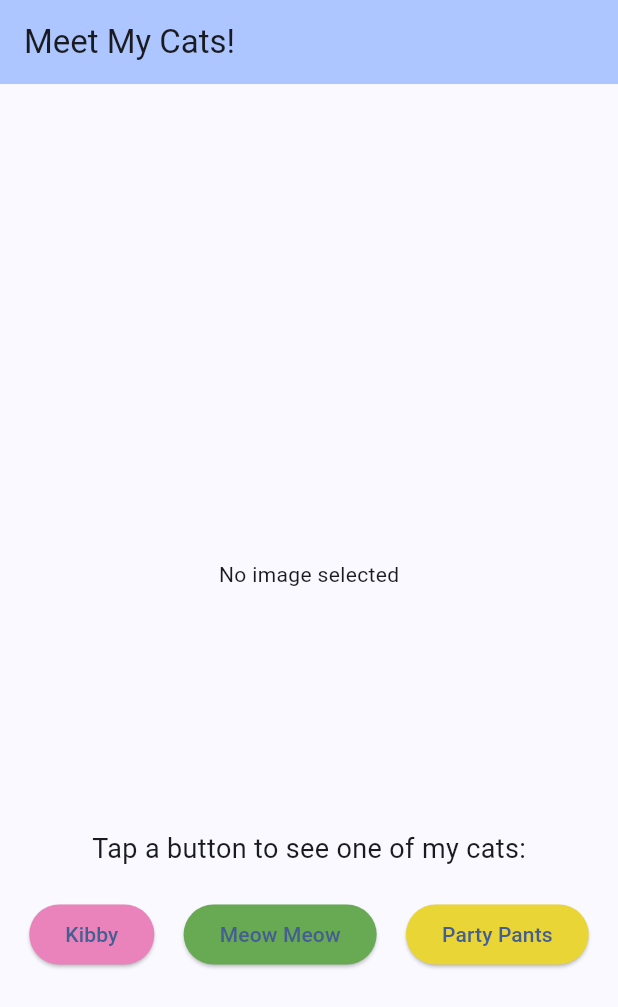
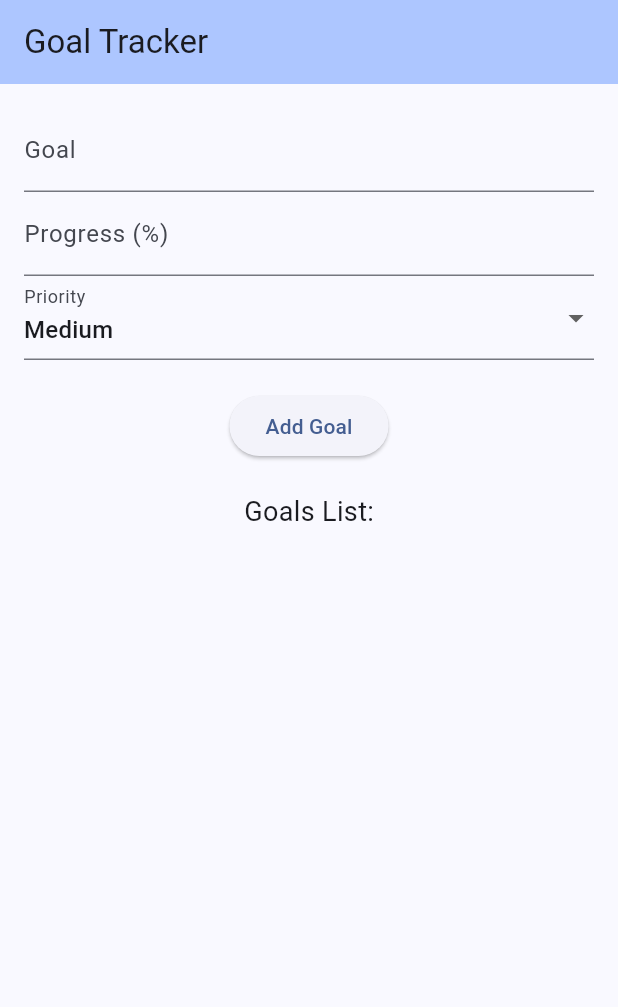
Before and after one commit to madisonewebb/CINS-467-FA-2024, a Flutter app: the screen it shows after launch, on a phone screen of 412 x 824 dp. Shown: the top 1007 px of the screen. Run offline on Flutter 3.47's test engine with Material 3 defaults, Android fonts, the phone set to English and light mode, and no system bars; our stand-ins replace shared_preferences.

Commit message:
Finished Assignment 4

```diff
--- a/testapp01/lib/main.dart
+++ b/testapp01/lib/main.dart
@@ -1,53 +1,68 @@
 import 'package:flutter/material.dart';
+import 'package:shared_preferences/shared_preferences.dart';
 
 void main() {
-  runApp(const MyApp());
+  runApp(const GoalTrackerApp());
 }
 
-class MyApp extends StatelessWidget {
-  const MyApp({super.key});
+class GoalTrackerApp extends StatelessWidget {
+  const GoalTrackerApp({super.key});
 
   @override
   Widget build(BuildContext context) {
     return MaterialApp(
-      title: 'My Cats',
+      title: 'Goal Tracker',
       theme: ThemeData(
         useMaterial3: true,
         colorScheme: ColorScheme.fromSeed(seedColor: Colors.blueAccent),
       ),
-      home: const MyHomePage(title: 'Meet My Cats!'),
+      home: const GoalTrackerPage(),
     );
   }
 }
 
-class MyHomePage extends StatefulWidget {
-  const MyHomePage({super.key, required this.title});
-
-  final String title;
+class GoalTrackerPage extends StatefulWidget {
+  const GoalTrackerPage({super.key});
 
   @override
-  State<MyHomePage> createState() => _MyHomePageState();
+  State<GoalTrackerPage> createState() => _GoalTrackerPageState();
 }
 
-class _MyHomePageState extends State<MyHomePage> {
-  String? _currentCat; // No image initially
+class _GoalTrackerPageState extends State<GoalTrackerPage> {
+  final _formKey = GlobalKey<FormState>();
+  String _goal = '';
+  int _progress = 0;
+  String _priority = 'Medium';
+  List<String> _goals = [];
 
-  void _showKibby() {
+  @override
+  void initState() {
+    super.initState();
+    _loadGoals();
+  }
+
+  // Load goals from shared preferences
+  Future<void> _loadGoals() async {
+    final prefs = await SharedPreferences.getInstance();
     setState(() {
-      _currentCat = 'assets/images/kibby.jpg';
+      _goals = prefs.getStringList('goals') ?? [];
     });
   }
 
-  void _showMeowMeow() {
-    setState(() {
-      _currentCat = 'assets/images/meowmeow.jpg';
-    });
+  // Save goals to shared preferences
+  Future<void> _saveGoal() async {
+    final prefs = await SharedPreferences.getInstance();
+    _goals.add('Goal: $_goal, Progress: $_progress%, Priority: $_priority');
+    await prefs.setStringList('goals', _goals);
+    _loadGoals();
   }
 
-  void _showPartyPants() {
-    setState(() {
-      _currentCat = 'assets/images/partypants.jpg';
-    });
+  // Form submission
+  void _submitForm() {
+    if (_formKey.currentState!.validate()) {
+      _formKey.currentState!.save();
+      _saveGoal();
+    }
   }
 
   @override
@@ -55,55 +70,76 @@
     return Scaffold(
       appBar: AppBar(
         backgroundColor: Theme.of(context).colorScheme.inversePrimary,
-        title: Text(widget.title),
+        title: const Text('Goal Tracker'),
       ),
-      body: Column(
-        mainAxisAlignment: MainAxisAlignment.center,
-        children: <Widget>[
-          _currentCat != null
-              ? Image.asset(
-                  _currentCat!, // Display the selected cat image
-                  width: 300,
-                  height: 300,
-                  fit: BoxFit.cover,
-                )
-              : const SizedBox(
-                  height: 300,
-                  child: Center(child: Text('No image selected')),
-                ),
-          const SizedBox(height: 20),
-          const Text(
-            'Tap a button to see one of my cats:',
-            style: TextStyle(fontSize: 18),
-          ),
-          const SizedBox(height: 20),
-          Row(
-            mainAxisAlignment: MainAxisAlignment.spaceEvenly,
-            children: <Widget>[
-              ElevatedButton(
-                onPressed: _showKibby,
-                style: ElevatedButton.styleFrom(
-                  backgroundColor: const Color.fromARGB(255, 234, 131, 188),
-                ),
-                child: const Text('Kibby'),
+      body: Padding(
+        padding: const EdgeInsets.all(16.0),
+        child: Column(
+          mainAxisAlignment: MainAxisAlignment.start,
+          children: [
+            Form(
+              key: _formKey,
+              child: Column(
+                children: [
+                  TextFormField(
+                    decoration: const InputDecoration(labelText: 'Goal'),
+                    onSaved: (value) => _goal = value!,
+                    validator: (value) {
+                      if (value == null || value.isEmpty) {
+                        return 'Please enter a goal';
+                      }
+                      return null;
+                    },
+                  ),
+                  TextFormField(
+                    decoration:
+                        const InputDecoration(labelText: 'Progress (%)'),
+                    keyboardType: TextInputType.number,
+                    onSaved: (value) => _progress = int.parse(value!),
+                    validator: (value) {
+                      if (value == null || value.isEmpty) {
+                        return 'Please enter your progress';
+                      }
+                      if (int.tryParse(value) == null ||
+                          int.parse(value) < 0 ||
+                          int.parse(value) > 100) {
+                        return 'Please enter a valid number (0-100)';
+                      }
+                      return null;
+                    },
+                  ),
+                  DropdownButtonFormField<String>(
+                    value: _priority,
+                    items: const [
+                      DropdownMenuItem(value: 'Low', child: Text('Low')),
+                      DropdownMenuItem(value: 'Medium', child: Text('Medium')),
+                      DropdownMenuItem(value: 'High', child: Text('High')),
+                    ],
+                    onChanged: (value) => setState(() => _priority = value!),
+                    decoration: const InputDecoration(labelText: 'Priority'),
+                  ),
+                  const SizedBox(height: 20),
+                  ElevatedButton(
+                    onPressed: _submitForm,
+                    child: const Text('Add Goal'),
+                  ),
+                ],
               ),
-              ElevatedButton(
-                onPressed: _showMeowMeow,
-                style: ElevatedButton.styleFrom(
-                  backgroundColor: const Color.fromARGB(255, 104, 169, 84),
-                ),
-                child: const Text('Meow Meow'),
+            ),
+            const SizedBox(height: 20),
+            const Text('Goals List:', style: TextStyle(fontSize: 18)),
+            Expanded(
+              child: ListView.builder(
+                itemCount: _goals.length,
+                itemBuilder: (context, index) {
+                  return ListTile(
+                    title: Text(_goals[index]),
+                  );
+                },
               ),
-              ElevatedButton(
-                onPressed: _showPartyPants,
-                style: ElevatedButton.styleFrom(
-                  backgroundColor: const Color.fromARGB(255, 234, 213, 55),
-                ),
-                child: const Text('Party Pants'),
-              ),
-            ],
-          ),
-        ],
+            ),
+          ],
+        ),
       ),
     );
   }
--- a/testapp01/pubspec.yaml
+++ b/testapp01/pubspec.yaml
@@ -30,6 +30,7 @@ environment:
 dependencies:
   flutter:
     sdk: flutter
+  shared_preferences: ^2.1.0
 
 
   # The following adds the Cupertino Icons font to your application.
```
Also changed, not shown: testapp01/pubspec.lock, 1 other file.
